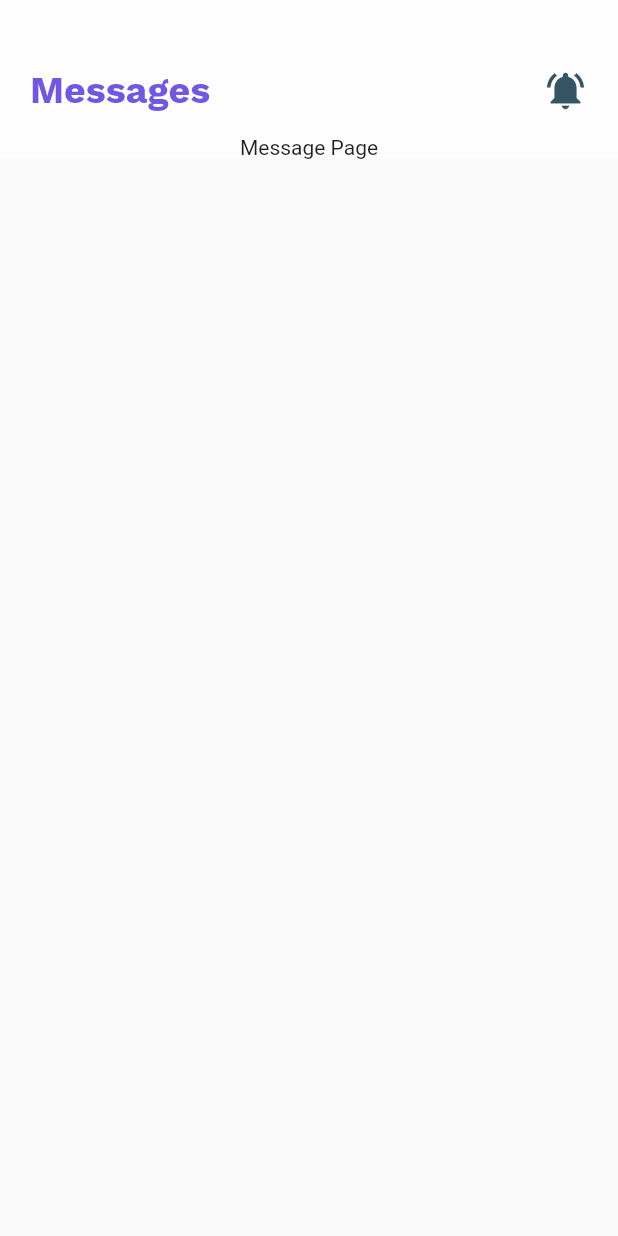
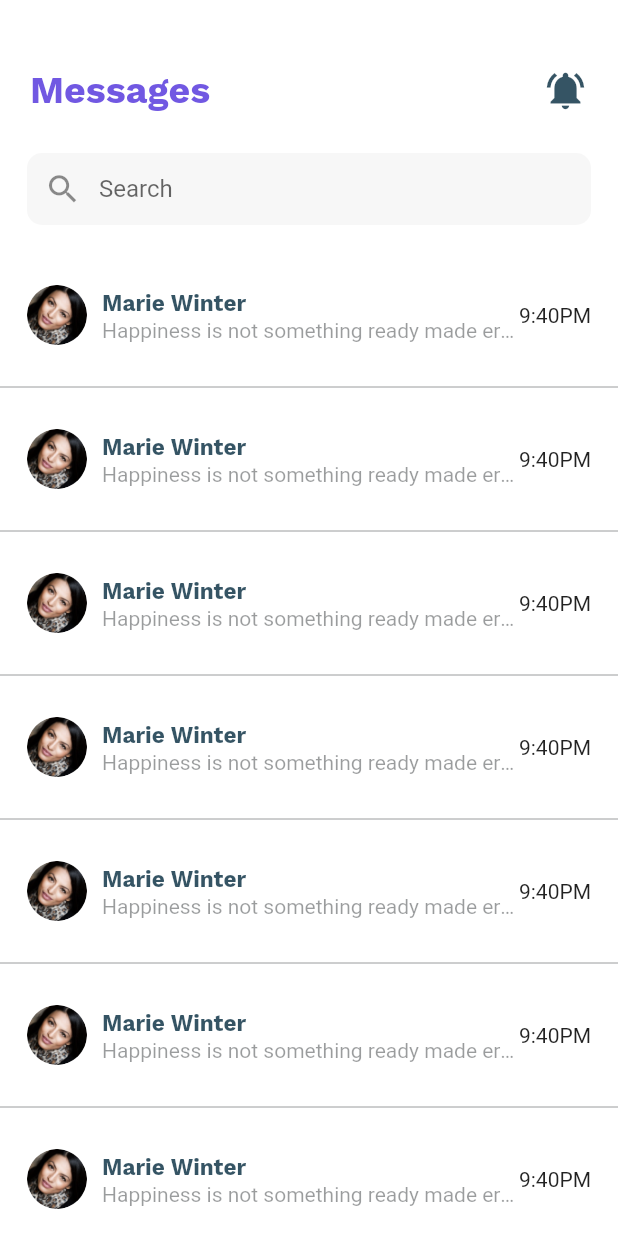
Before and after one commit to AndyWams/kmt_mobile_app, a Flutter app: the MessageScreen screen opened directly, on a phone screen of 412 x 824 dp. Run offline on Flutter 3.47's test engine with Material 2 defaults, Android fonts, the phone set to English and light mode, and no system bars.

Commit message:
update on message screen

```diff
--- a/lib/screens/feeds.dart
+++ b/lib/screens/feeds.dart
@@ -12,7 +12,7 @@ class _FeedsHomeState extends State<FeedsHome> {
   @override
   Widget build(BuildContext context) {
   return Scaffold(
-        body: SingleChildScrollView(
+      body: SingleChildScrollView(
         child: Container(
               decoration: BoxDecoration(
                 color: offWhite,
--- a/lib/screens/final_step.dart
+++ b/lib/screens/final_step.dart
@@ -204,7 +204,7 @@ class _FinalStepScreenState extends State<FinalStepScreen> {
             child: GestureDetector(
               onTap: () => Navigator.push(context,
                   MaterialPageRoute(
-                    builder: (_) => FeedsHome(),
+                    builder: (_) => HomeFeeds(),
                   ),
               ),
               child: Container(
--- a/lib/screens/message.dart
+++ b/lib/screens/message.dart
@@ -8,20 +8,123 @@ class MessageScreen extends StatefulWidget {
 }
 
 class _MessageScreenState extends State<MessageScreen> {
+  final List<Widget> messages = [];
   @override
   Widget build(BuildContext context) {
     return Scaffold(
-        body: SingleChildScrollView(
-        child: Container(
-              decoration: BoxDecoration(
-                color: offWhite,
-            ),
-            child: Column(
-                children: <Widget>[
-                   FeedsHeader('Messages'),
-                   Text('Message Page')
-                ])),
-    ),
+      body: Container(
+          decoration: BoxDecoration(
+          color: Colors.white,
+          ),
+          child: Column(children: <Widget>[
+            FeedsHeader('Messages'),
+            searchBar(),
+            Expanded(
+              child: ListView.separated(
+              padding: EdgeInsets.symmetric(vertical: 0),
+              separatorBuilder: (context, index) => Divider(color: dark,),
+              itemCount: 10,
+              itemBuilder: (BuildContext context, int index) {
+                return messageList();
+              },
+            ))
+          ])),
     );
   }
+
+  Widget searchBar() {
+    return Padding(
+      padding: const EdgeInsets.only(left: 18.0, right: 18.0, top: 12.0),
+      child: Container(
+        margin: EdgeInsets.only(bottom: 20),
+        child: Row(
+          mainAxisAlignment: MainAxisAlignment.start,
+          children: <Widget>[
+            Expanded(
+              child: TextField(
+                decoration: InputDecoration(
+                    border: OutlineInputBorder(
+                      borderSide: (BorderSide.none),
+                      borderRadius: BorderRadius.horizontal(
+                          left: Radius.circular(10),
+                          right: Radius.circular(10)),
+                    ),
+                    contentPadding:EdgeInsets.symmetric(vertical: 10.0, horizontal: 10.0),
+                    fillColor: soft_grey,
+                    filled: true,
+                    hintText: 'Search',
+                    prefixIcon: Icon(
+                      Icons.search,
+                      size: 25.0,
+                    )),
+              ),
+            ),
+          ],
+        ),
+      ),
+    );
+  }
+
+  Widget messageList() {
+    return Padding(
+        padding: const EdgeInsets.only(
+        top: 10.0, left: 18.0, right: 18.0, bottom: 10.0),
+        child: Container(
+          padding: EdgeInsets.symmetric(vertical: 10.0),
+          child: Row(
+            mainAxisAlignment: MainAxisAlignment.spaceBetween,
+            children: <Widget>[
+              Expanded(
+                child: Row(
+                    crossAxisAlignment: CrossAxisAlignment.center,
+                    mainAxisAlignment: MainAxisAlignment.start,
+                    children: [
+                      Container(
+                          width: 40.0,
+                          height: 40.0,
+                          decoration: BoxDecoration(
+                            shape: BoxShape.circle,
+                            image: DecorationImage(
+                              image: AssetImage('assets/images/img_5.png'),
+                            ),
+                          )),
+                      SizedBox(
+                        width: 10.0,
+                      ),
+                      Expanded(
+                        child: Column(
+                            crossAxisAlignment: CrossAxisAlignment.start,
+                            children: [
+                              Text(
+                                'Marie Winter',
+                                style: msg_usr_name,
+                              ),
+                              Text.rich(
+                                  TextSpan(
+                                    text:
+                                        'Happiness is not something ready made erer erer ererer er e r',
+                                    style: TextStyle(color: dark),
+                                  ),
+                                  overflow: TextOverflow.ellipsis),
+                              //  Text('Happiness is not something ready made erer erer ererer er e r'),
+                            ]),
+                      )
+                    ]),
+              ),
+              Column(
+                mainAxisAlignment: MainAxisAlignment.spaceBetween,
+                crossAxisAlignment: CrossAxisAlignment.end, children: [
+                Text('9:40PM'),
+                // Container(
+                //   margin: EdgeInsets.only(top: 5),
+                //   width: 7,
+                //   height: 7,
+                //   decoration:
+                //       BoxDecoration(shape: BoxShape.circle, color: Colors.red),
+                // )
+              ])
+            ],
+          ),
+    ));
+  }
 }
--- a/lib/screens/unused_widget.dart
+++ b/lib/screens/unused_widget.dart
@@ -120,3 +120,31 @@ Widget navItem(context,  pageItem, content) {
       child: content);
 }
 }
+
+Widget sliverAppBar() {
+   return CustomScrollView(
+      slivers: <Widget>[
+                SliverAppBar(
+                  leading: Icon(Icons.arrow_back),
+                  title: Text('Floating app bar'),
+                    floating: true,
+                    pinned: true,
+                    snap: true,
+                    flexibleSpace: Stack(
+                            children: <Widget>[
+                              Positioned.fill(
+                                  child: Image.asset('assets/images/img_6.png', fit: BoxFit.cover,),
+                              ),
+                            ],
+                          ),
+                  expandedHeight: 200,
+                ),
+                SliverList(
+                  delegate: SliverChildBuilderDelegate(
+                    (context, index) => ListTile(title: Text('Item #$index')),
+                    childCount: 1000,
+                  ),
+                )
+              ],
+  );
+}
--- a/lib/styles.dart
+++ b/lib/styles.dart
@@ -73,6 +73,13 @@ const span = TextStyle(
   color: black,
   fontWeight: FontWeight.bold
 );
+const msg_usr_name= TextStyle(
+  fontFamily: 'Worksans',
+  fontSize: 15,
+  color: black,
+  fontWeight: FontWeight.bold,
+  height: 1.3,
+);
 const small_span = TextStyle(
   fontFamily: 'Worksans',
   fontSize: 13,
--- a/lib/widgets/feeds_helper_methods.dart
+++ b/lib/widgets/feeds_helper_methods.dart
@@ -87,7 +87,7 @@ import 'custom_icons.dart/share_icon.dart';
               crossAxisAlignment: CrossAxisAlignment.start,
               children: <Widget>[
                 Expanded(
-                     child: Container(
+                    child: Container(
                     child:
                     Text.rich(
                         TextSpan(text: author, style: TextStyle(color: black),// default text style
```
